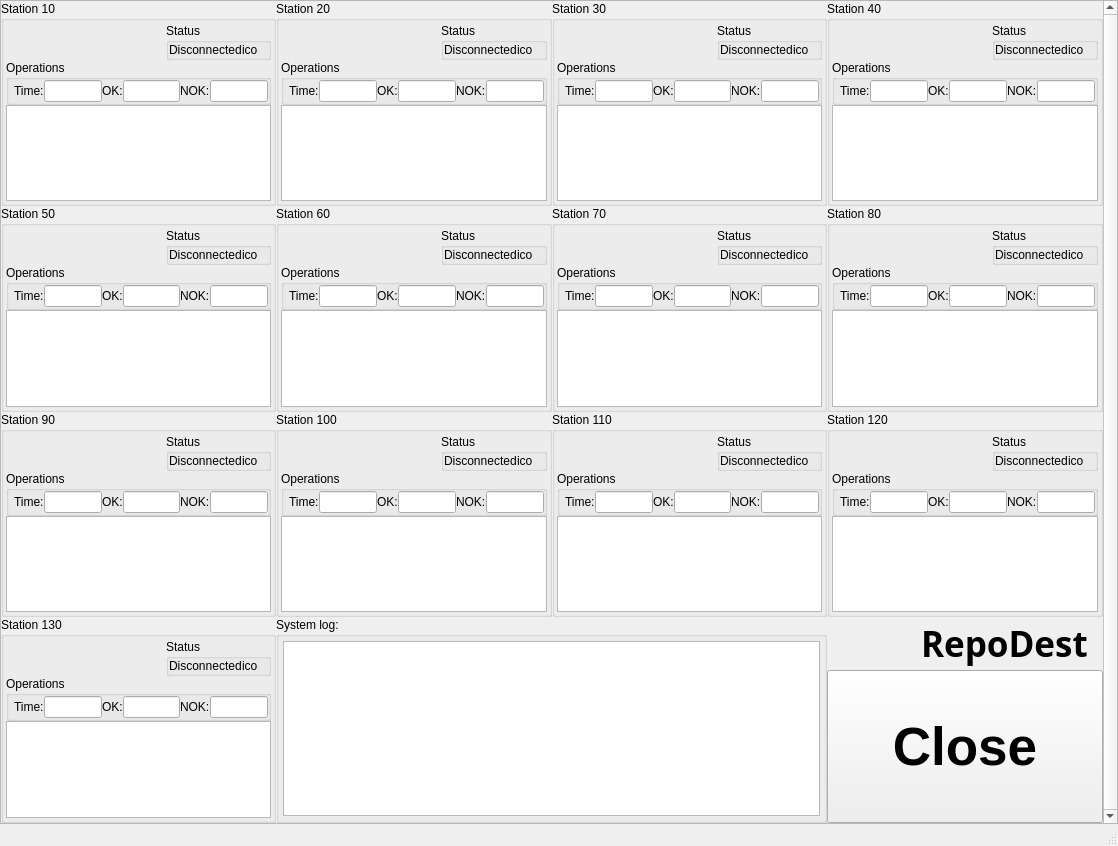
Old version of the form RepoDest/mainwindow.ui in the repository azieh/RepoDest.
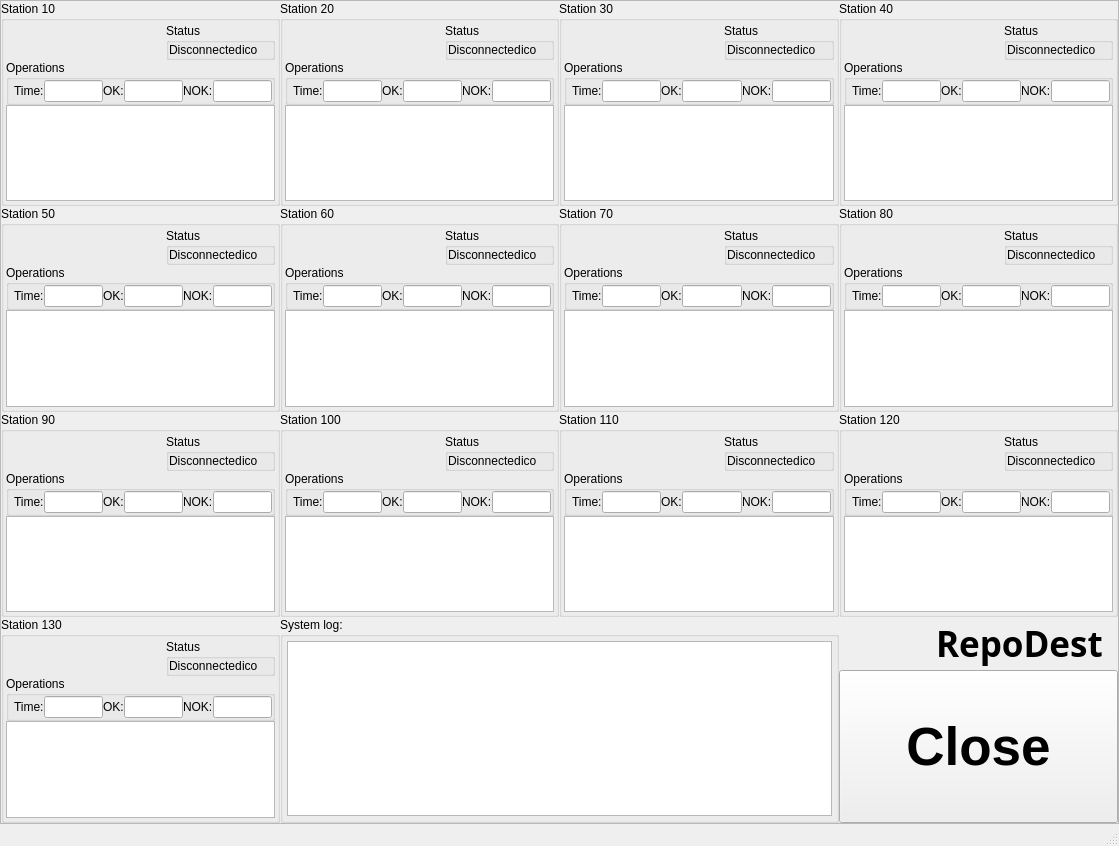
New version of the form. Icons and pictures are not drawn.

Patch:
```diff
--- a/RepoDest/mainwindow.ui
+++ b/RepoDest/mainwindow.ui
@@ -6,7 +6,7 @@
    <rect>
     <x>0</x>
     <y>0</y>
-    <width>1118</width>
+    <width>1119</width>
     <height>846</height>
    </rect>
   </property>
@@ -100,7 +100,7 @@
        </size>
       </property>
       <property name="verticalScrollBarPolicy">
-       <enum>Qt::ScrollBarAlwaysOn</enum>
+       <enum>Qt::ScrollBarAsNeeded</enum>
       </property>
       <property name="horizontalScrollBarPolicy">
        <enum>Qt::ScrollBarAlwaysOff</enum>
@@ -116,8 +116,8 @@
         <rect>
          <x>0</x>
          <y>0</y>
-         <width>1099</width>
-         <height>803</height>
+         <width>1096</width>
+         <height>802</height>
         </rect>
        </property>
        <property name="sizePolicy">
```
Left out of the diff: 14 changed lines with no effect on the pictures.
